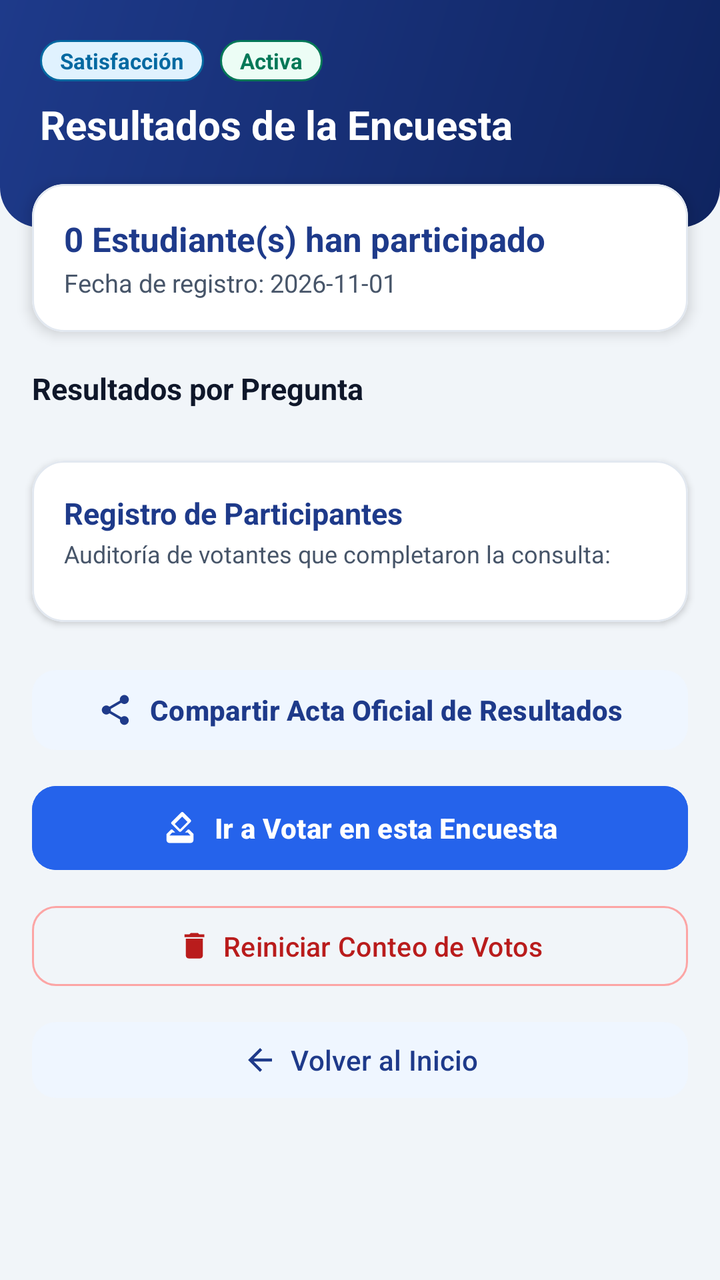
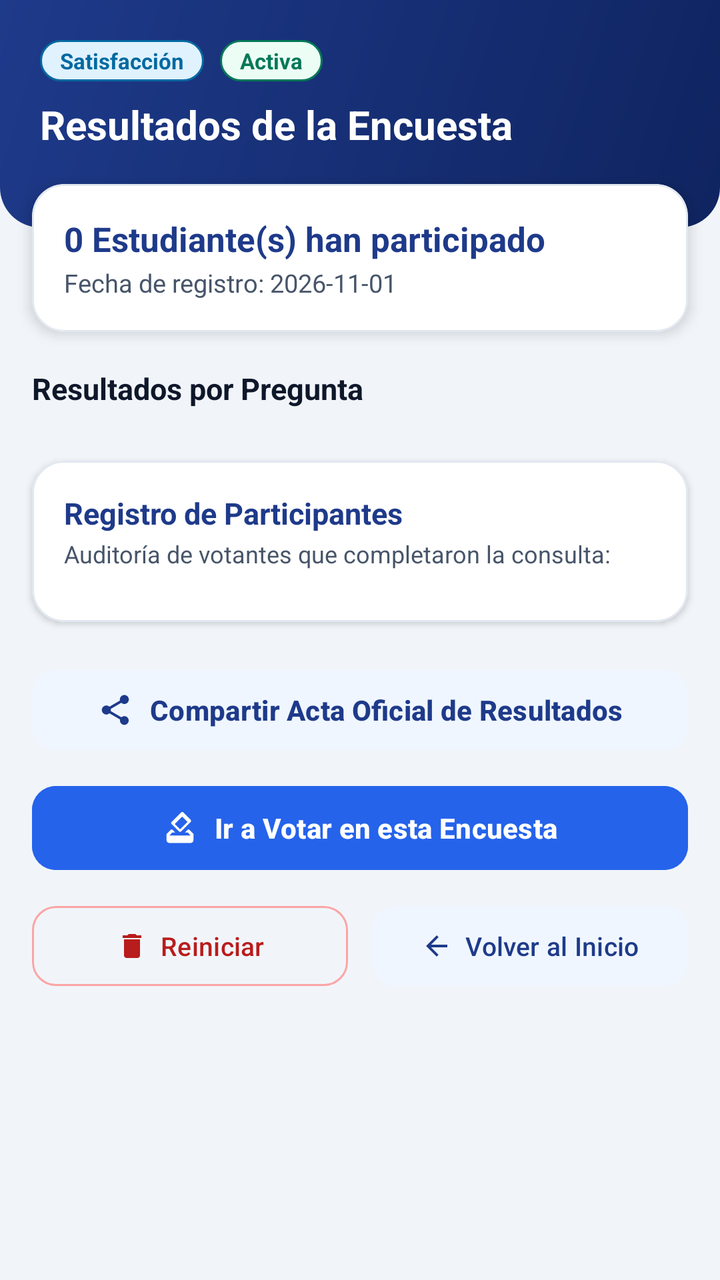

Two renders of the same Android screen: before a commit and after it. Below are the layout's source before the change and the commit's diff.
<!-- AndroidManifest.xml: application theme Theme.ProyectoFinal -->
<!-- res/layout/activity_resultados.xml -->
<?xml version="1.0" encoding="utf-8"?>
<ScrollView xmlns:android="http://schemas.android.com/apk/res/android"
    xmlns:app="http://schemas.android.com/apk/res-auto"
    xmlns:tools="http://schemas.android.com/tools"
    android:id="@+id/scrollResultados"
    android:layout_width="match_parent"
    android:layout_height="match_parent"
    android:fillViewport="true"
    android:clipToPadding="false"
    android:background="@color/background_light"
    tools:context=".ResultadosActivity">

    <LinearLayout
        android:layout_width="match_parent"
        android:layout_height="wrap_content"
        android:orientation="vertical"
        android:clipChildren="false"
        android:clipToPadding="false"
        android:paddingBottom="24dp">

        
        <LinearLayout
            android:id="@+id/topBar"
            android:layout_width="match_parent"
            android:layout_height="wrap_content"
            android:background="@drawable/bg_topbar"
            android:orientation="vertical"
            android:paddingStart="20dp"
            android:paddingEnd="20dp"
            android:paddingTop="20dp"
            android:paddingBottom="38dp">

            <LinearLayout
                android:layout_width="match_parent"
                android:layout_height="wrap_content"
                android:orientation="horizontal"
                android:gravity="center_vertical"
                android:layout_marginBottom="8dp">

                <TextView
                    android:id="@+id/tvResultadosCategoria"
                    android:layout_width="wrap_content"
                    android:layout_height="wrap_content"
                    android:text="Satisfacción"
                    android:textSize="11sp"
                    android:textStyle="bold"
                    android:paddingStart="10dp"
                    android:paddingEnd="10dp"
                    android:paddingTop="3dp"
                    android:paddingBottom="3dp"
                    android:background="@drawable/bg_badge_category"
                    android:textColor="@color/info" />

                <TextView
                    android:id="@+id/tvResultadosEstado"
                    android:layout_width="wrap_content"
                    android:layout_height="wrap_content"
                    android:text="Activa"
                    android:textSize="11sp"
                    android:textStyle="bold"
                    android:paddingStart="10dp"
                    android:paddingEnd="10dp"
                    android:paddingTop="3dp"
                    android:paddingBottom="3dp"
                    android:background="@drawable/bg_badge_active"
                    android:textColor="@color/success"
                    android:layout_marginStart="8dp" />
            </LinearLayout>

            <TextView
                android:id="@+id/tvResultadosTitulo"
                android:layout_width="match_parent"
                android:layout_height="wrap_content"
                android:text="Resultados de la Encuesta"
                android:textSize="20sp"
                android:textStyle="bold"
                android:textColor="@color/white" />
        </LinearLayout>

        <LinearLayout
            android:layout_width="match_parent"
            android:layout_height="wrap_content"
            android:orientation="vertical"
            android:clipChildren="false"
            android:clipToPadding="false"
            android:paddingStart="16dp"
            android:paddingEnd="16dp">

            
            <com.google.android.material.card.MaterialCardView
                android:layout_width="match_parent"
                android:layout_height="wrap_content"
                android:layout_marginTop="-22dp"
                android:layout_marginBottom="18dp"
                app:cardBackgroundColor="@color/card_background"
                app:cardCornerRadius="16dp"
                app:cardElevation="4dp"
                app:strokeWidth="1dp"
                app:strokeColor="@color/border_light">

                <LinearLayout
                    android:layout_width="match_parent"
                    android:layout_height="wrap_content"
                    android:orientation="vertical"
                    android:padding="16dp">

                    <TextView
                        android:id="@+id/tvTotalParticipantes"
                        android:layout_width="wrap_content"
                        android:layout_height="wrap_content"
                        android:text="0 Estudiante(s) han participado"
                        android:textSize="17sp"
                        android:textStyle="bold"
                        android:textColor="@color/primary" />

                    <TextView
                        android:id="@+id/tvFechaCreacion"
                        android:layout_width="wrap_content"
                        android:layout_height="wrap_content"
                        android:text="Fecha de registro: 2026-11-01"
                        android:textSize="12.5sp"
                        android:textColor="@color/text_secondary"
                        android:layout_marginTop="2dp" />
                </LinearLayout>
            </com.google.android.material.card.MaterialCardView>

            
            <TextView
                android:layout_width="wrap_content"
                android:layout_height="wrap_content"
                android:text="Resultados por Pregunta"
                android:textSize="15sp"
                android:textStyle="bold"
                android:textColor="@color/text_primary"
                android:layout_marginBottom="10dp" />

            <LinearLayout
                android:id="@+id/llResultadosPreguntas"
                android:layout_width="match_parent"
                android:layout_height="wrap_content"
                android:orientation="vertical"
                android:layout_marginBottom="16dp" />

            
            <com.google.android.material.card.MaterialCardView
                android:layout_width="match_parent"
                android:layout_height="wrap_content"
                android:layout_marginBottom="20dp"
                app:cardBackgroundColor="@color/card_background"
                app:cardCornerRadius="16dp"
                app:cardElevation="2dp"
                app:strokeWidth="1dp"
                app:strokeColor="@color/border_light">

                <LinearLayout
                    android:layout_width="match_parent"
                    android:layout_height="wrap_content"
                    android:orientation="vertical"
                    android:padding="16dp">

                    <TextView
                        android:layout_width="wrap_content"
                        android:layout_height="wrap_content"
                        android:text="Registro de Participantes"
                        android:textSize="15sp"
                        android:textStyle="bold"
                        android:textColor="@color/primary"
                        android:layout_marginBottom="2dp" />

                    <TextView
                        android:layout_width="wrap_content"
                        android:layout_height="wrap_content"
                        android:text="Auditoría de votantes que completaron la consulta:"
                        android:textSize="12sp"
                        android:textColor="@color/text_secondary"
                        android:layout_marginBottom="10dp" />

                    <TextView
                        android:id="@+id/tvSinParticipantes"
                        android:layout_width="match_parent"
                        android:layout_height="wrap_content"
                        android:text="Aún no se registran participantes en esta encuesta."
                        android:textSize="13sp"
                        android:textColor="@color/text_muted"
                        android:paddingTop="6dp"
                        android:paddingBottom="6dp"
                        android:visibility="gone" />

                    <LinearLayout
                        android:id="@+id/llListaParticipantes"
                        android:layout_width="match_parent"
                        android:layout_height="wrap_content"
                        android:orientation="vertical" />
                </LinearLayout>
            </com.google.android.material.card.MaterialCardView>

            
            <com.google.android.material.button.MaterialButton
                android:id="@+id/btnCompartirResultados"
                style="@style/Widget.Material3.Button.TonalButton"
                android:layout_width="match_parent"
                android:layout_height="wrap_content"
                android:minHeight="48dp"
                android:text="Compartir Acta Oficial de Resultados"
                android:textSize="14sp"
                android:textStyle="bold"
                app:icon="@drawable/ic_share"
                app:iconGravity="textStart"
                app:iconPadding="8dp"
                app:iconTint="@color/primary"
                app:cornerRadius="12dp"
                android:layout_marginBottom="10dp" />

            <com.google.android.material.button.MaterialButton
                android:id="@+id/btnIrAVotar"
                style="@style/Widget.Material3.Button"
                android:layout_width="match_parent"
                android:layout_height="50dp"
                android:text="Ir a Votar en esta Encuesta"
                android:textSize="14sp"
                android:textStyle="bold"
                app:icon="@drawable/ic_vote"
                app:iconGravity="textStart"
                app:iconPadding="8dp"
                app:iconTint="@color/white"
                app:cornerRadius="12dp"
                android:backgroundTint="@color/accent"
                android:layout_marginBottom="10dp" />

            <com.google.android.material.button.MaterialButton
                android:id="@+id/btnReiniciarConteo"
                style="@style/Widget.Material3.Button.OutlinedButton"
                android:layout_width="match_parent"
                android:layout_height="wrap_content"
                android:minHeight="48dp"
                android:text="Reiniciar Conteo de Votos"
                android:textSize="13.5sp"
                android:textColor="@color/danger"
                app:icon="@drawable/ic_delete"
                app:iconSize="17dp"
                app:iconGravity="textStart"
                app:iconPadding="6dp"
                app:iconTint="@color/danger"
                app:strokeColor="@color/danger_border"
                app:cornerRadius="12dp"
                android:layout_marginBottom="10dp" />

            <com.google.android.material.button.MaterialButton
                android:id="@+id/btnVolver"
                style="@style/Widget.Material3.Button.TonalButton"
                android:layout_width="match_parent"
                android:layout_height="46dp"
                android:text="Volver al Inicio"
                android:textSize="14sp"
                app:icon="@drawable/ic_back"
                app:iconGravity="textStart"
                app:iconPadding="6dp"
                app:iconTint="@color/primary"
                app:cornerRadius="12dp" />

        </LinearLayout>
    </LinearLayout>
</ScrollView>
<!-- resources referenced by this layout -->
<resources>
  <color name="accent">#2563EB</color>
  <color name="background_light">#F1F5F9</color>
  <color name="border_light">#E2E8F0</color>
  <color name="card_background">#FFFFFF</color>
  <color name="danger">#B91C1C</color>
  <color name="danger_border">#FCA5A5</color>
  <color name="info">#0369A1</color>
  <color name="primary">#1E3A8A</color>
  <color name="success">#047857</color>
  <color name="text_muted">#64748B</color>
  <color name="text_primary">#0F172A</color>
  <color name="text_secondary">#475569</color>
  <color name="white">#FFFFFFFF</color>
  <!-- drawable bg_badge_active (drawable) -->
  <?xml version="1.0" encoding="utf-8"?>
  <shape xmlns:android="http://schemas.android.com/apk/res/android"
      android:shape="rectangle">
      <solid android:color="@color/success_light" />
      <corners android:radius="16dp" />
      <stroke
          android:width="1dp"
          android:color="@color/success" />
  </shape>
  <!-- drawable bg_badge_category (drawable) -->
  <?xml version="1.0" encoding="utf-8"?>
  <shape xmlns:android="http://schemas.android.com/apk/res/android"
      android:shape="rectangle">
      <solid android:color="@color/info_light" />
      <corners android:radius="14dp" />
      <stroke
          android:width="1dp"
          android:color="@color/info" />
  </shape>
  <!-- drawable bg_topbar (drawable) -->
  <?xml version="1.0" encoding="utf-8"?>
  <shape xmlns:android="http://schemas.android.com/apk/res/android"
      android:shape="rectangle">
      <gradient
          android:angle="135"
          android:startColor="@color/primary_dark"
          android:endColor="@color/header_end"
          android:type="linear" />
      <corners
          android:bottomLeftRadius="20dp"
          android:bottomRightRadius="20dp" />
  </shape>
  <!-- drawable ic_back (drawable) -->
  <vector xmlns:android="http://schemas.android.com/apk/res/android"
      android:width="20dp"
      android:height="20dp"
      android:viewportWidth="24"
      android:viewportHeight="24">
      <path
          android:fillColor="@color/primary"
          android:pathData="M20,11H7.83l5.59,-5.59L12,4l-8,8 8,8 1.41,-1.41L7.83,13H20v-2z" />
  </vector>
  <!-- drawable ic_delete (drawable) -->
  <vector xmlns:android="http://schemas.android.com/apk/res/android"
      android:width="18dp"
      android:height="18dp"
      android:viewportWidth="24"
      android:viewportHeight="24">
      <path
          android:fillColor="@color/danger"
          android:pathData="M6,19c0,1.1 0.9,2 2,2h8c1.1,0 2,-0.9 2,-2V7H6v12zM19,4h-3.5l-1,-1h-5l-1,1H5v2h14V4z" />
  </vector>
  <!-- drawable ic_vote (drawable) -->
  <vector xmlns:android="http://schemas.android.com/apk/res/android"
      android:width="18dp"
      android:height="18dp"
      android:viewportWidth="24"
      android:viewportHeight="24">
      <path
          android:fillColor="@color/white"
          android:pathData="M18,13h-0.68l-2,2h1.91L19,17H5l1.78,-2h2.05l-2,-2H6l-3,3v4c0,1.1 0.89,2 1.99,2H19c1.1,0 2,-0.89 2,-2v-4l-3,-3zM17,7.95l-4.95,4.95 -3.54,-3.54 4.95,-4.95L17,7.95zM12.76,1.59L6.39,7.95c-0.39,0.39 -0.39,1.02 0,1.41l4.95,4.95c0.39,0.39 1.02,0.39 1.41,0l6.36,-6.36c0.39,-0.39 0.39,-1.02 0,-1.41L14.17,1.59c-0.39,-0.39 -1.02,-0.39 -1.41,0z" />
  </vector>
  <style name="Theme.ProyectoFinal" parent="Base.Theme.ProyectoFinal" />
  <color name="success_light">#ECFDF5</color>
  <color name="info_light">#E0F2FE</color>
  <color name="primary_dark">#0F2460</color>
  <color name="header_end">#1E3A8A</color>
  <color name="primary_light">#DBEAFE</color>
  <color name="primary_soft">#EFF6FF</color>
  <!-- unchanged entries left out for length: 2 -->
</resources>

<!-- the commit's change to res/layout/activity_resultados.xml (unified diff, before → after) -->
@@ -227,36 +227,45 @@
                 android:backgroundTint="@color/accent"
                 android:layout_marginBottom="10dp" />
 
-            <com.google.android.material.button.MaterialButton
-                android:id="@+id/btnReiniciarConteo"
-                style="@style/Widget.Material3.Button.OutlinedButton"
-                android:layout_width="match_parent"
-                android:layout_height="wrap_content"
-                android:minHeight="48dp"
-                android:text="Reiniciar Conteo de Votos"
-                android:textSize="13.5sp"
-                android:textColor="@color/danger"
-                app:icon="@drawable/ic_delete"
-                app:iconSize="17dp"
-                app:iconGravity="textStart"
-                app:iconPadding="6dp"
-                app:iconTint="@color/danger"
-                app:strokeColor="@color/danger_border"
-                app:cornerRadius="12dp"
-                android:layout_marginBottom="10dp" />
-
-            <com.google.android.material.button.MaterialButton
-                android:id="@+id/btnVolver"
-                style="@style/Widget.Material3.Button.TonalButton"
-                android:layout_width="match_parent"
-                android:layout_height="46dp"
-                android:text="Volver al Inicio"
-                android:textSize="14sp"
-                app:icon="@drawable/ic_back"
-                app:iconGravity="textStart"
-                app:iconPadding="6dp"
-                app:iconTint="@color/primary"
-                app:cornerRadius="12dp" />
+            <LinearLayout
+                android:layout_width="match_parent"
+                android:layout_height="wrap_content"
+                android:orientation="horizontal">
+
+                <com.google.android.material.button.MaterialButton
+                    android:id="@+id/btnReiniciarConteo"
+                    style="@style/Widget.Material3.Button.OutlinedButton"
+                    android:layout_width="0dp"
+                    android:layout_height="48dp"
+                    android:layout_weight="1"
+                    android:text="Reiniciar"
+                    android:textSize="13sp"
+                    android:textColor="@color/danger"
+                    app:icon="@drawable/ic_delete"
+                    app:iconSize="16dp"
+                    app:iconGravity="textStart"
+                    app:iconPadding="6dp"
+                    app:iconTint="@color/danger"
+                    app:strokeColor="@color/danger_border"
+                    app:cornerRadius="12dp"
+                    android:layout_marginEnd="6dp" />
+
+                <com.google.android.material.button.MaterialButton
+                    android:id="@+id/btnVolver"
+                    style="@style/Widget.Material3.Button.TonalButton"
+                    android:layout_width="0dp"
+                    android:layout_height="48dp"
+                    android:layout_weight="1"
+                    android:text="Volver al Inicio"
+                    android:textSize="13sp"
+                    app:icon="@drawable/ic_back"
+                    app:iconSize="16dp"
+                    app:iconGravity="textStart"
+                    app:iconPadding="6dp"
+                    app:iconTint="@color/primary"
+                    app:cornerRadius="12dp"
+                    android:layout_marginStart="6dp" />
+            </LinearLayout>
 
         </LinearLayout>
     </LinearLayout>
